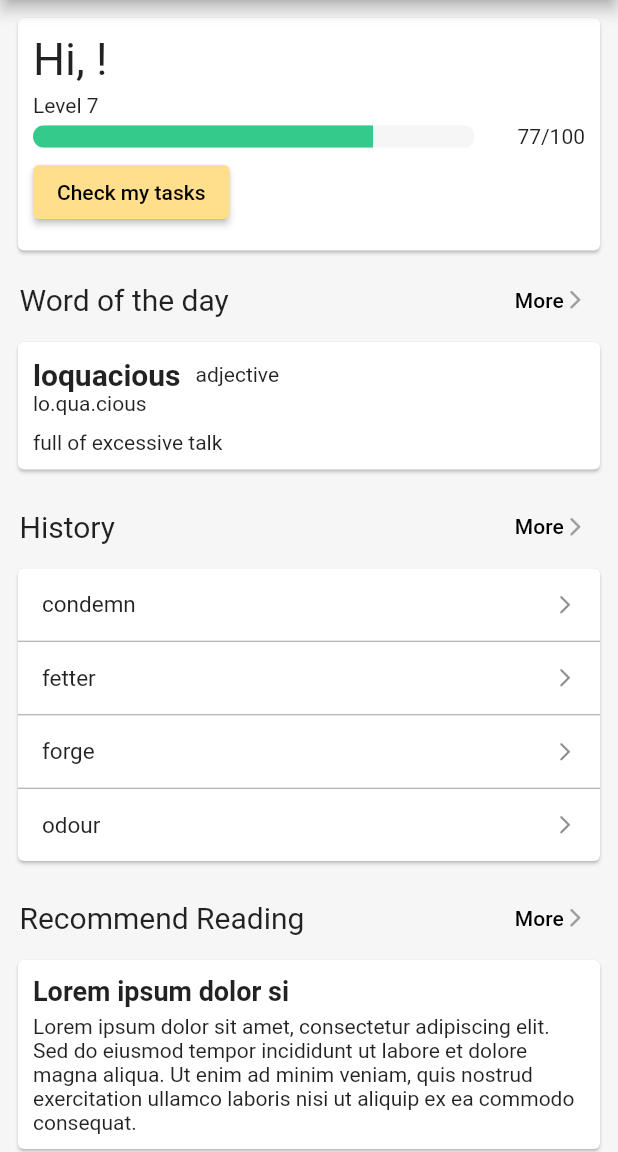
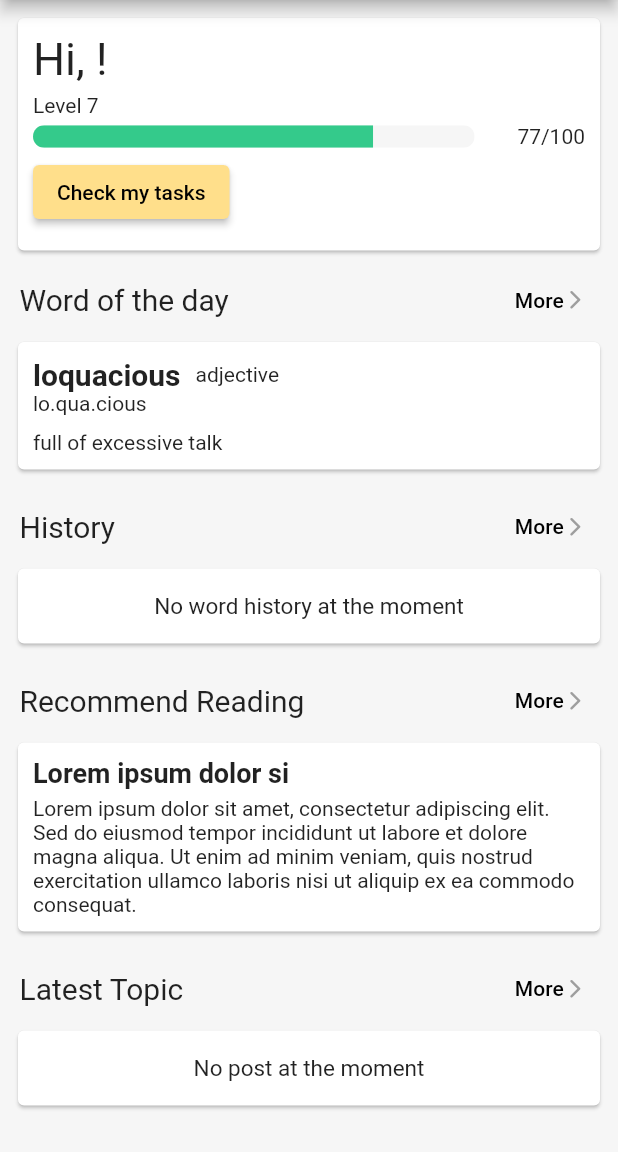
Before and after one commit to EuniceTsang/uoh-master-project-21066202, a Flutter app: the _HomeScreenView screen opened directly, after a tap on the "search" icon, on a phone screen of 412 x 824 dp, the part 84-1236 px from its top. Run offline on Flutter 3.47's test engine with Material 2 defaults, Android fonts, the phone set to English and light mode, and no system bars; our stand-ins replace audioplayers, cloud_firestore, dio, firebase_auth, firebase_core, flutter_bloc and 4 more; accounts and stored records are empty; network calls fail.

Commit message:
save and retrieve word history

```diff
--- a/lib/bloc/home_cubit.dart
+++ b/lib/bloc/home_cubit.dart
@@ -1,34 +1,56 @@
+import 'package:flutter/cupertino.dart';
 import 'package:flutter_bloc/flutter_bloc.dart';
+import 'package:source_code/models/thread.dart';
+import 'package:source_code/models/word.dart';
+import 'package:source_code/service/firebase_manager.dart';
 
 class HomeCubit extends Cubit<HomeState> {
-  HomeCubit() : super(const HomeState());
+  late FirebaseManager firebaseManager;
 
-  void clearSearching(){
+  HomeCubit(BuildContext context) : super(const HomeState()) {
+    firebaseManager = context.read<FirebaseManager>();
+    loadData();
+  }
+
+  Future<void> loadData() async {
+    List<Word> wordHistory = await firebaseManager.getWords();
+    List<Thread> threads = await firebaseManager.getThreadList();
+    emit(state.copyWith(
+        wordHistory: wordHistory.take(4).toList(), threads: threads.take(3).toList()));
+  }
+
+  void clearSearching() {
     emit(state.copyWith(isSearching: false, searchingWord: ''));
   }
 
-  void searchingWord(String word){
+  void searchingWord(String word) {
     emit(state.copyWith(isSearching: word.isNotEmpty, searchingWord: word));
-  }
-
-  void performSearch(){
-
   }
 }
 
 class HomeState {
   final bool isSearching;
   final String searchingWord;
+  final List<Word> wordHistory;
+  final List<Thread> threads;
 
-  const HomeState({this.isSearching = false, this.searchingWord = ''});
+  const HomeState(
+      {this.isSearching = false,
+      this.searchingWord = '',
+      this.wordHistory = const [],
+      this.threads = const []});
 
   HomeState copyWith({
     bool? isSearching,
     String? searchingWord,
+    List<Word>? wordHistory,
+    List<Thread>? threads,
   }) {
     return HomeState(
       isSearching: isSearching ?? this.isSearching,
       searchingWord: searchingWord ?? this.searchingWord,
+      wordHistory: wordHistory ?? this.wordHistory,
+      threads: threads ?? this.threads,
     );
   }
 }
--- a/lib/models/word.dart
+++ b/lib/models/word.dart
@@ -1,19 +1,44 @@
 import 'package:intl/intl.dart';
+import 'package:json_annotation/json_annotation.dart';
+import 'package:source_code/utils/preference.dart';
+import 'package:source_code/utils/utils.dart';
 
+part 'word.g.dart';
+
+@JsonSerializable()
 class Word {
+  @JsonKey(name: WordFields.word)
   String word;
+
+  @JsonKey(name: WordFields.user_id)
+  String userId;
+
+  @JsonKey(name: WordFields.search_time, fromJson: DateTime.parse, toJson: Utils.dateTimeToString)
+  DateTime searchTime;
+
+  @JsonKey(ignore: true)
   String syllable;
+
+  @JsonKey(ignore: true)
   String? audioUrl;
+
+  @JsonKey(ignore: true)
   Map<String, List<Definition>> posDefinitionMap;
 
   Word({
     required this.word,
-    required this.syllable,
+    required this.userId,
+    required this.searchTime,
+    this.syllable = '',
     this.audioUrl,
-    required this.posDefinitionMap,
+    this.posDefinitionMap = const {},
   });
 
-  static Word? fromJson(String word, List<dynamic> json) {
+  factory Word.fromJson(Map<String, dynamic> json) => _$WordFromJson(json);
+
+  Map<String, dynamic> toJson() => _$WordToJson(this);
+
+  static Word? parseFromApi(String word, List<dynamic> json) {
     String? _syllable;
     String? _audioUrl;
     Map<String, List<Definition>> _posDefinitionMap = {};
@@ -60,7 +85,8 @@ class Word {
             } else if (element[0] == "vis") {
               List<dynamic> sentenceJsonList = element[1];
               sentenceJsonList.forEach((sentenceJson) {
-                String sentence = sentenceJson["t"].replaceAll("{it}", "<i>").replaceAll("{/it}", "</i>");
+                String sentence =
+                    sentenceJson["t"].replaceAll("{it}", "<i>").replaceAll("{/it}", "</i>");
                 //remove curly brackets and the content inside them
                 sentence = sentence.replaceAll(RegExp(r'\{.*?\}'), '');
                 _sentences.add(toBeginningOfSentenceCase(sentence)!);
@@ -81,6 +107,8 @@ class Word {
     });
     if (_posDefinitionMap.isNotEmpty && _syllable != null) {
       return Word(
+          userId: Preferences().uid,
+          searchTime: DateTime.now(),
           word: word,
           syllable: _syllable!,
           posDefinitionMap: _posDefinitionMap,
@@ -123,3 +151,10 @@ class Definition {
     return 'Definition: $definition\nSentences: $sentences\n';
   }
 }
+
+class WordFields {
+  static const collection = 'word';
+  static const word = 'word';
+  static const search_time = 'search_time';
+  static const user_id = 'user_id';
+}
--- a/lib/screen/forum_list_screen.dart
+++ b/lib/screen/forum_list_screen.dart
@@ -54,14 +54,14 @@ class _ForumListScreenView extends StatelessWidget {
                 state.allThreads.isEmpty
                     ? Center(
                         child: Text(
-                        "No any post at the moment",
+                        "No post at the moment",
                         style: TextStyle(color: Colors.grey, fontSize: 20),
                       ))
                     : _buildThreadList(context, state.allThreads),
                 state.myThreads.isEmpty
                     ? Center(
                         child: Text(
-                        "No any post at the moment",
+                        "No post at the moment",
                         style: TextStyle(color: Colors.grey, fontSize: 20),
                       ))
                     : _buildThreadList(context, state.myThreads)
@@ -71,7 +71,7 @@ class _ForumListScreenView extends StatelessWidget {
                 onPressed: () {
                   _showCreateThreadBottomSheet(context);
                 },
-                label: Text("Create a thread")),
+                label: Text("Create a post")),
           ),
         ),
       );
--- a/lib/screen/home_screen.dart
+++ b/lib/screen/home_screen.dart
@@ -2,8 +2,11 @@ import 'package:flutter/material.dart';
 import 'package:flutter_bloc/flutter_bloc.dart';
 import 'package:source_code/bloc/base_navigation_cubit.dart';
 import 'package:source_code/bloc/home_cubit.dart';
+import 'package:source_code/models/thread.dart';
+import 'package:source_code/models/word.dart';
 import 'package:source_code/utils/constants.dart';
 import 'package:source_code/utils/preference.dart';
+import 'package:source_code/utils/utils.dart';
 
 class HomeScreen extends StatelessWidget {
   const HomeScreen({super.key});
@@ -12,7 +15,7 @@ class HomeScreen extends StatelessWidget {
   Widget build(BuildContext context) {
     return BlocProvider(
         create: (BuildContext context) {
-          return HomeCubit();
+          return HomeCubit(context);
         },
         child: _HomeScreenView());
   }
@@ -90,7 +93,6 @@ class _HomeScreenView extends StatelessWidget {
 
   String testText =
       "Lorem ipsum dolor sit amet, consectetur adipiscing elit. Sed do eiusmod tempor incididunt ut labore et dolore magna aliqua. Ut enim ad minim veniam, quis nostrud exercitation ullamco laboris nisi ut aliquip ex ea commodo consequat.";
-  List<String> testHistoryWords = ["condemn", "fetter", "forge", "odour"];
 
   Widget _buildProfileBlock(BuildContext context) {
     return Card(
@@ -220,6 +222,8 @@ class _HomeScreenView extends StatelessWidget {
   }
 
   Widget _buildHistoryBlock(BuildContext context) {
+    HomeCubit cubit = context.read<HomeCubit>();
+    HomeState state = cubit.state;
     return Padding(
       padding: const EdgeInsets.symmetric(vertical: 5.0),
       child: Column(
@@ -261,16 +265,27 @@ class _HomeScreenView extends StatelessWidget {
             ),
           ),
           Card(
-              child: ListView.separated(
+              child: state.wordHistory.isEmpty
+                  ? Center(
+                      child: Padding(
+                        padding: const EdgeInsets.all(16),
+                        child: Text(
+                          "No word history at the moment",
+                          style: TextStyle(fontSize: 15),
+                        ),
+                      ),
+                    )
+                  : ListView.separated(
                       physics: NeverScrollableScrollPhysics(),
                       // Disable scrolling
                       shrinkWrap: true,
-                  itemCount: testHistoryWords.length,
+                      itemCount: state.wordHistory.length,
                       itemBuilder: (BuildContext context, int index) {
+                        Word word = state.wordHistory[index];
                         return ListTile(
                           dense: true,
                           title: Text(
-                        testHistoryWords[index],
+                            word.word,
                             style: TextStyle(fontSize: 15),
                           ),
                           trailing: Icon(
@@ -278,7 +293,8 @@ class _HomeScreenView extends StatelessWidget {
                             size: 15,
                           ),
                           onTap: () {
-                        Navigator.pushNamed(context, Constants.routeDictionary, arguments: testHistoryWords[index]);
+                            Navigator.pushNamed(context, Constants.routeDictionary,
+                                arguments: word.word);
                           },
                         );
                       },
@@ -335,7 +351,7 @@ class _HomeScreenView extends StatelessWidget {
           ),
           Card(
               child: InkWell(
-                onTap: (){
+            onTap: () {
               Navigator.pushNamed(context, Constants.routeReading);
             },
             child: Padding(
@@ -347,7 +363,9 @@ class _HomeScreenView extends StatelessWidget {
                     testText.substring(0, 20),
                     style: TextStyle(fontWeight: FontWeight.bold, fontSize: 18),
                   ),
-                  SizedBox(height: 5,),
+                  SizedBox(
+                    height: 5,
+                  ),
                   Text(testText),
                 ],
               ),
@@ -359,6 +377,8 @@ class _HomeScreenView extends StatelessWidget {
   }
 
   Widget _buildLatestTopicBlock(BuildContext context) {
+    HomeCubit cubit = context.read<HomeCubit>();
+    HomeState state = cubit.state;
     return Padding(
       padding: const EdgeInsets.symmetric(vertical: 5.0),
       child: Column(
@@ -401,19 +421,32 @@ class _HomeScreenView extends StatelessWidget {
             ),
           ),
           Card(
-              child: ListView.separated(
+              child: state.threads.isEmpty
+                  ? Center(
+                      child: Padding(
+                        padding: const EdgeInsets.all(16),
+                        child: Text(
+                          "No post at the moment",
+                          style: TextStyle(fontSize: 15),
+                        ),
+                      ),
+                    )
+                  : ListView.separated(
                       physics: NeverScrollableScrollPhysics(),
                       // Disable scrolling
-            itemCount: 3,
+                      itemCount: state.threads.length,
                       shrinkWrap: true,
                       separatorBuilder: (BuildContext context, int index) =>
                           Divider(color: Colors.grey, height: 1),
                       itemBuilder: (BuildContext context, int index) {
+                        Thread thread = state.threads[index];
                         return ListTile(
-                title:
-                    Text(testText.substring(0, 10), style: TextStyle(fontWeight: FontWeight.bold)),
+                          title: Text(thread.title, style: TextStyle(fontWeight: FontWeight.bold)),
                           subtitle: Row(
-                  children: [Expanded(child: Text("by Eren")), Text("1m")],
+                            children: [
+                              Expanded(child: Text("by ${thread.author!.username}")),
+                              Text(Utils.formatTimeDifference(thread.postTime))
+                            ],
                           ),
                           trailing: SizedBox(
                             width: 50,
@@ -427,7 +460,10 @@ class _HomeScreenView extends StatelessWidget {
                                       Icons.comment_outlined,
                                       size: 20,
                                     ),
-                          Text("100")
+                                    SizedBox(
+                                      width: 5,
+                                    ),
+                                    Text(thread.commentNumber.toString())
                                   ],
                                 ),
                                 Row(
@@ -436,7 +472,10 @@ class _HomeScreenView extends StatelessWidget {
                                       Icons.favorite_border_rounded,
                                       size: 20,
                                     ),
-                          Text("100")
+                                    SizedBox(
+                                      width: 5,
+                                    ),
+                                    Text(thread.likedUsers.length.toString())
                                   ],
                                 )
                               ],
--- a/lib/service/api_manager.dart
+++ b/lib/service/api_manager.dart
@@ -18,7 +18,7 @@ class ApiManager {
       final response = await dio.get(
           'https://www.dictionaryapi.com/api/v3/references/learners/json/$word?key=$dictionaryApiKey');
       if (response.statusCode == 200) {
-        Word? wordObj = Word.fromJson(word, response.data);
+        Word? wordObj = Word.parseFromApi(word, response.data);
         if (wordObj != null) {
           print("searchWord: " + wordObj.toString());
         }
--- a/lib/service/firebase_manager.dart
+++ b/lib/service/firebase_manager.dart
@@ -3,6 +3,7 @@ import 'package:firebase_auth/firebase_auth.dart';
 import 'package:source_code/models/comment.dart';
 import 'package:source_code/models/thread.dart';
 import 'package:source_code/models/user.dart';
+import 'package:source_code/models/word.dart';
 import 'package:source_code/utils/preference.dart';
 
 class FirebaseManager {
@@ -246,8 +247,8 @@ class FirebaseManager {
       DocumentReference doc = await db.collection(ThreadFields.collection).add(thread.toJson());
       print('thread created with ID: ${doc.id}');
     } catch (e) {
-      print("create thread failed: $e");
-      throw (CustomException("Register failed: $e"));
+      print("createThread failed: $e");
+      throw (CustomException("createThread failed: $e"));
     }
   }
 
@@ -256,8 +257,8 @@ class FirebaseManager {
       DocumentReference doc = await db.collection(CommentFields.collection).add(comment.toJson());
       print('comment created with ID: ${doc.id}');
     } catch (e) {
-      print("create comment failed: $e");
-      throw (CustomException("Register failed: $e"));
+      print("addComment failed: $e");
+      throw (CustomException("addComment failed: $e"));
     }
   }
 
@@ -279,8 +280,7 @@ class FirebaseManager {
         throw Exception("Cannot find thread");
       }
     } catch (e) {
-      print("create thread failed: $e");
-      throw (CustomException("Register failed: $e"));
+      print("toggleLikeThread failed: $e");
     }
   }
 
@@ -302,8 +302,60 @@ class FirebaseManager {
         throw Exception("Cannot find comment");
       }
     } catch (e) {
-      print("create thread failed: $e");
-      throw (CustomException("Register failed: $e"));
+      print("toggleLikeComment failed: $e");
+    }
+  }
+
+//endregion
+
+//region word
+  Future<void> updateWord(Word word) async {
+    try {
+      QuerySnapshot querySnapshot = await db
+          .collection(WordFields.collection)
+          .where(WordFields.word, isEqualTo: word.word)
+          .limit(1)
+          .get();
+      if (querySnapshot.docs.isEmpty) {
+        DocumentReference doc = await db.collection(WordFields.collection).add(word.toJson());
+        print('word created with ID: ${doc.id}');
+      } else {
+        DocumentReference wordRef = querySnapshot.docs.first.reference;
+        await wordRef.update(
+          {
+            WordFields.search_time: word.searchTime,
+          },
+        );
+        print('updated word');
+      }
+    } catch (e) {
+      print("updateWord failed: $e");
+    }
+  }
+
+  Future<List<Word>> getWords() async {
+    try {
+      QuerySnapshot querySnapshot = await db
+          .collection(WordFields.collection)
+          .where(WordFields.user_id, isEqualTo: uid)
+          .orderBy(WordFields.search_time, descending: true)
+          .limit(100)
+          .get();
+      if (querySnapshot.docs.isNotEmpty) {
+        List<Word> words = [];
+        for (var element in querySnapshot.docs) {
+          Map<String, dynamic> map = element.data() as Map<String, dynamic>;
+          print(map);
+          Word word = Word.fromJson(map);
+          words.add(word);
+        }
+        return words;
+      } else {
+        return [];
+      }
+    } catch (e) {
+      print("getWords failed: $e");
+      return [];
     }
   }
 
```
Also changed, not shown: lib/bloc/dictionary_cubit.dart (+11 -6 lines), lib/utils/constants.dart (+0 -9 lines), lib/models/word.g.dart (added). Lines whose indentation alone changed are shown as unchanged.
